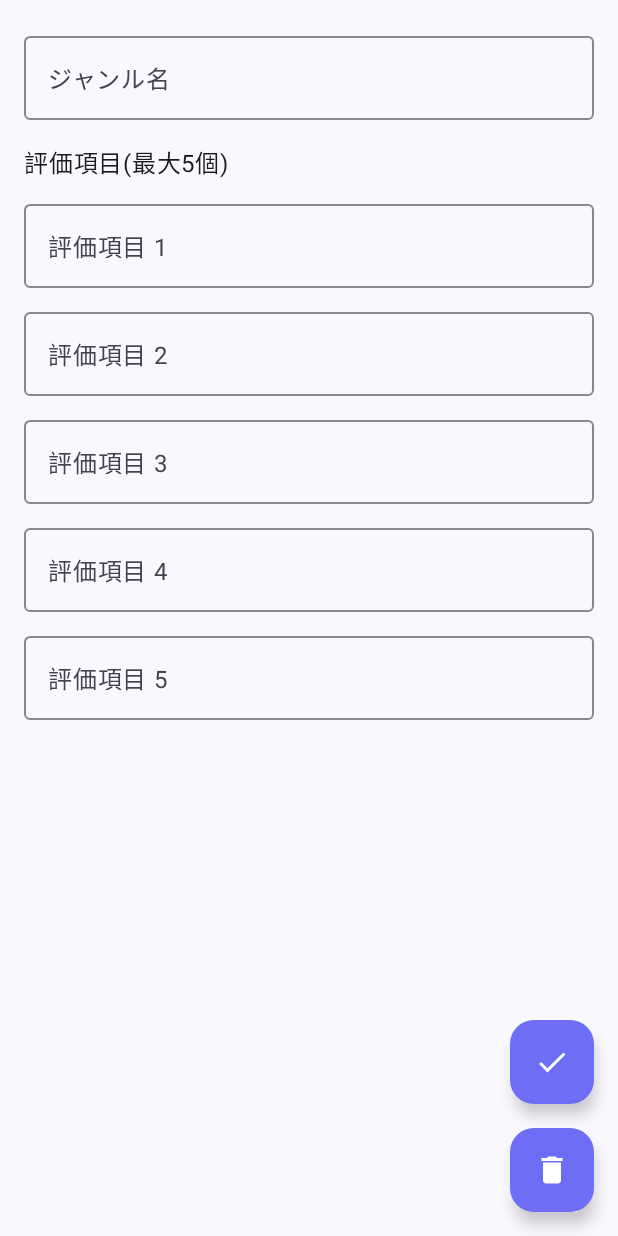
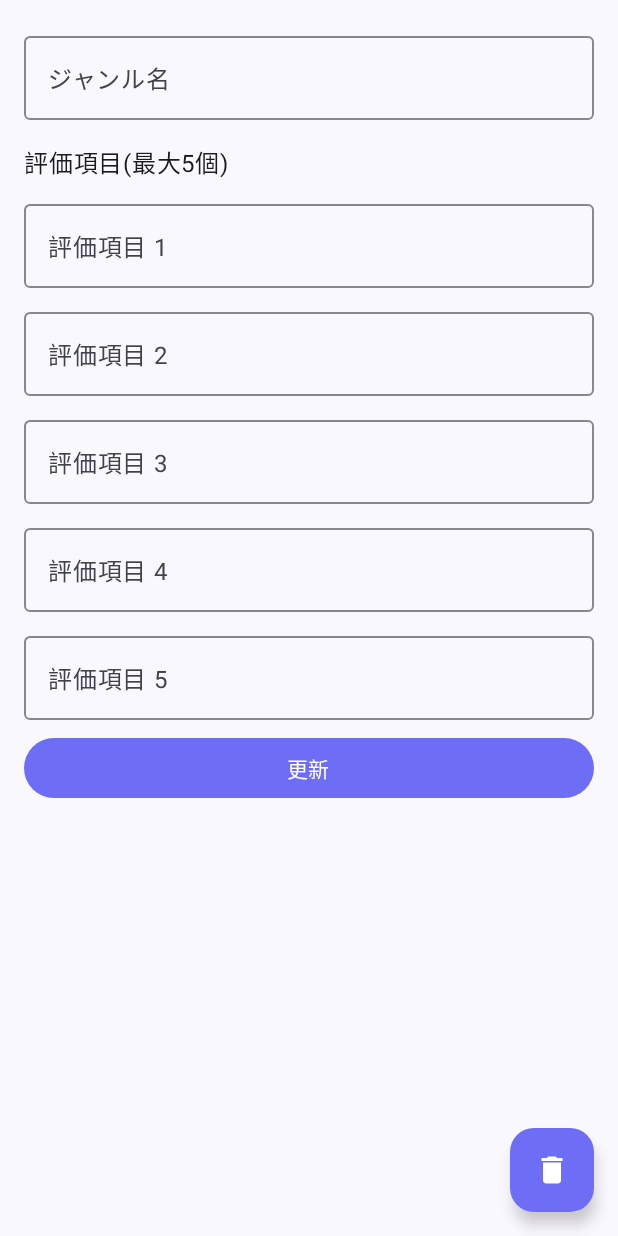
Before and after one commit to TakanaKonbu/MyReview, an Android app built with Jetpack Compose: the composable EditCategoryScreen called with empty values, on a phone screen of 412 x 824 dp. Run offline under Robolectric (Android 15) with nearby library versions, the phone set to English and light mode, and no system bars; our stand-ins replace AdMob, Room's generated code; 1 statement that could not run was skipped.

Commit message:
さらにUI調整

```diff
--- a/app/src/main/java/com/takanakonbu/myreview/category/EditCategoryScreen.kt
+++ b/app/src/main/java/com/takanakonbu/myreview/category/EditCategoryScreen.kt
@@ -54,35 +54,12 @@ fun EditCategoryScreen(
         modifier = Modifier.fillMaxSize(),
         contentWindowInsets = WindowInsets(0, 0, 0, 0),
         floatingActionButton = {
-            Column {
-                FloatingActionButton(
-                    onClick = {
-                        category?.let {
-                            val updatedCategory = it.copy(
-                                name = name,
-                                item1 = items[0],
-                                item2 = items[1].takeIf { it.isNotBlank() },
-                                item3 = items[2].takeIf { it.isNotBlank() },
-                                item4 = items[3].takeIf { it.isNotBlank() },
-                                item5 = items[4].takeIf { it.isNotBlank() }
-                            )
-                            viewModel.updateCategory(updatedCategory)
-                        }
-                        onNavigateBack()
-                    },
-                    containerColor = MainColor.value,
-                    contentColor = Color.White
-                ) {
-                    Icon(Icons.Filled.Done, contentDescription = "更新")
-                }
-                Spacer(modifier = Modifier.height(16.dp))
             FloatingActionButton(
                 onClick = { showDeleteConfirmDialog = true },
                 containerColor = MainColor.value,
                 contentColor = Color.White
             ) {
                 Icon(Icons.Filled.Delete, contentDescription = "削除")
-                }
             }
         }
     ) { paddingValues ->
@@ -129,8 +106,28 @@ fun EditCategoryScreen(
                     )
                 )
             }
-
-            Spacer(modifier = Modifier.height(80.dp)) // FABの下のスペース
+            Button(
+                onClick = {
+                    category?.let {
+                        val updatedCategory = it.copy(
+                            name = name,
+                            item1 = items[0],
+                            item2 = items[1].takeIf { it.isNotBlank() },
+                            item3 = items[2].takeIf { it.isNotBlank() },
+                            item4 = items[3].takeIf { it.isNotBlank() },
+                            item5 = items[4].takeIf { it.isNotBlank() }
+                        )
+                        viewModel.updateCategory(updatedCategory)
+                        onNavigateBack()
+                    }
+                },
+                modifier = Modifier.fillMaxWidth(),
+                colors = ButtonDefaults.buttonColors(
+                    containerColor = MainColor.value
+                )
+            ) {
+                Text("更新")
+            }
         }
     }
 
```
Also changed, not shown: app/src/main/java/com/takanakonbu/myreview/review/ReviewDetailScreen.kt (+4 -3 lines). Lines whose indentation alone changed are shown as unchanged.
